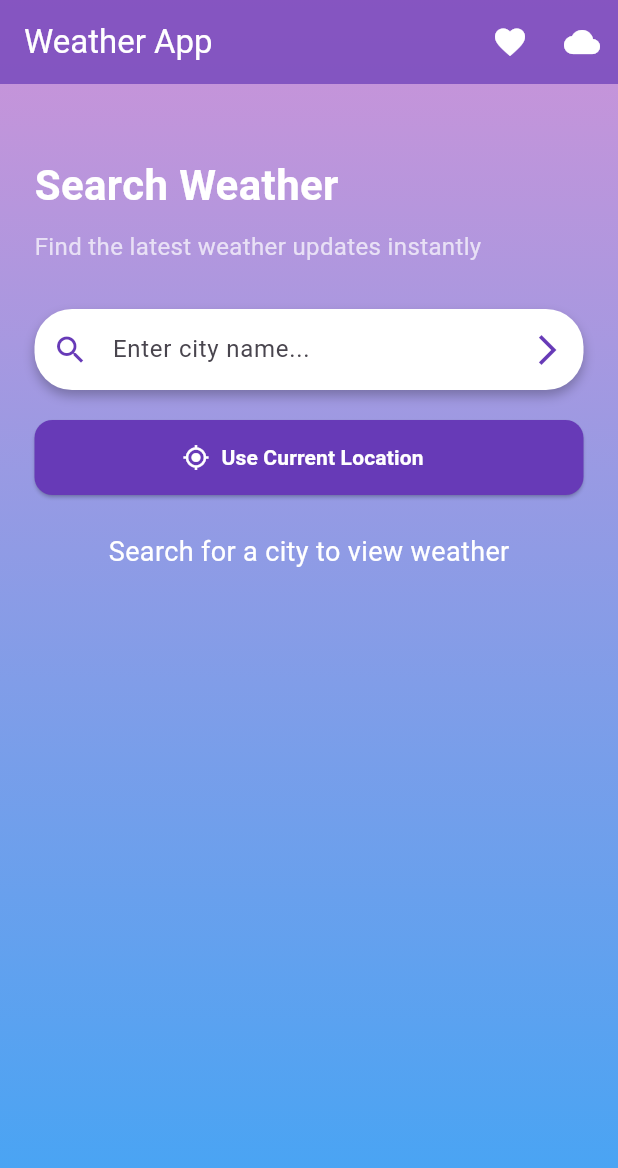
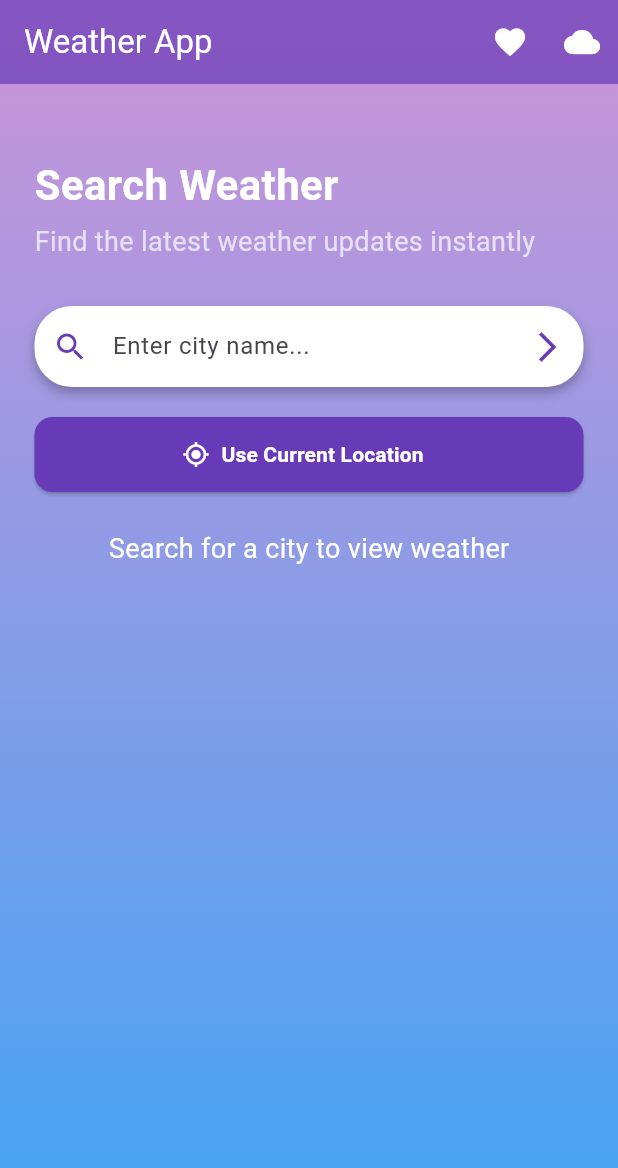
Before and after one commit to Sewwanki/weather_app, a Flutter app: the screen it shows after launch, on a phone screen of 412 x 824 dp. Shown: the top 1168 px of the screen. Run offline on Flutter 3.47's test engine with Material 3 defaults, Android fonts, the phone set to English and light mode, and no system bars; our stand-ins replace geolocator, shared_preferences.

Commit message:
initial commit

```diff
--- a/lib/screens/home_screen.dart
+++ b/lib/screens/home_screen.dart
@@ -166,10 +166,10 @@ class _HomeScreenState extends State<HomeScreen> {
                     color: Colors.white,
                     fontWeight: FontWeight.bold),
               ),
-              const SizedBox(height: 10),
+              const SizedBox(height: 5),
               const Text(
                 "Find the latest weather updates instantly",
-                style: TextStyle(fontSize: 16, color: Colors.white70),
+                style: TextStyle(fontSize: 18, color: Colors.white70),
               ),
               const SizedBox(height: 30),
 
```
